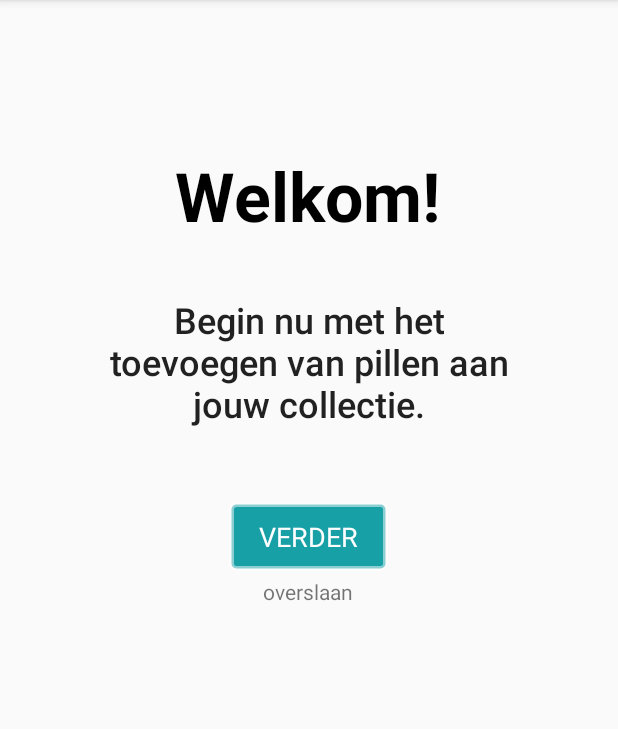
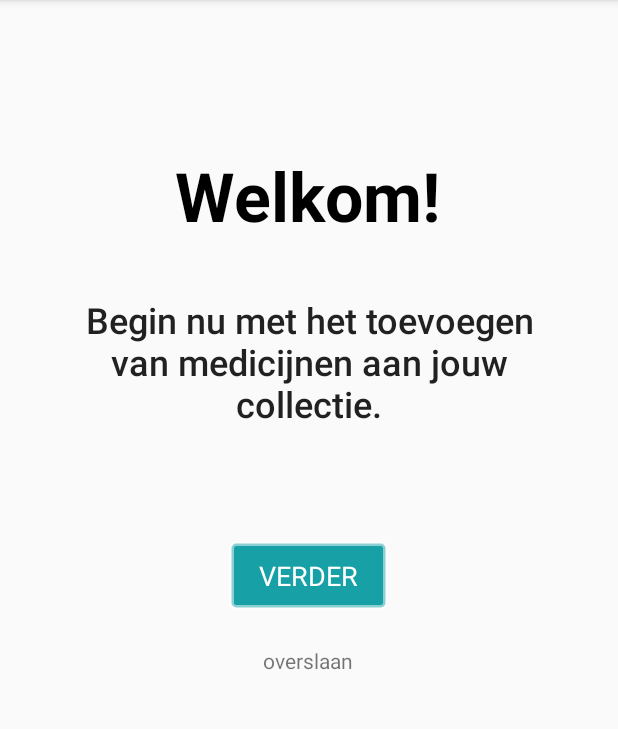
Before and after one commit to nynkevd/IMTPMD, an Android app: the screen it shows after launch (WelcomeActivity), on a phone screen of 412 x 824 dp, the part 84-813 px from its top. Run offline under Robolectric (Android 15) with nearby library versions, the phone set to English and light mode, and no system bars; our stand-ins replace Room's generated code, Volley; libraries missing offline, so code that uses them is left out: android.arch.persistence; network calls fail.

Commit message:
hele kleine dingen

```diff
--- a/app/src/main/res/layout/activity_welcome.xml
+++ b/app/src/main/res/layout/activity_welcome.xml
@@ -24,8 +24,8 @@
 
     <TextView
         android:id="@+id/textView2"
-        android:layout_width="297dp"
-        android:layout_height="102dp"
+        android:layout_width="312dp"
+        android:layout_height="128dp"
         android:layout_marginStart="8dp"
         android:layout_marginTop="36dp"
         android:layout_marginEnd="8dp"
@@ -60,7 +60,7 @@
         android:layout_width="wrap_content"
         android:layout_height="0dp"
         android:layout_marginStart="8dp"
-        android:layout_marginTop="4dp"
+        android:layout_marginTop="24dp"
         android:layout_marginEnd="8dp"
         android:text="@string/overslaan"
         app:layout_constraintEnd_toEndOf="parent"
--- a/app/src/main/res/values/strings.xml
+++ b/app/src/main/res/values/strings.xml
@@ -1,7 +1,7 @@
 <resources>
     <string name="app_name">IMTPMD</string>
     <string name="welkom">Welkom!</string>
-    <string name="begin_nu_met_het_toevoegen_van_pillen_aan_jouw_collectie">Begin nu met het toevoegen van pillen aan jouw collectie.</string>
+    <string name="begin_nu_met_het_toevoegen_van_pillen_aan_jouw_collectie">Begin nu met het toevoegen van medicijnen aan jouw collectie.</string>
     <string name="verder">VERDER</string>
     <string name="overslaan">overslaan</string>
     <string name="nav_home">Home</string>
```
